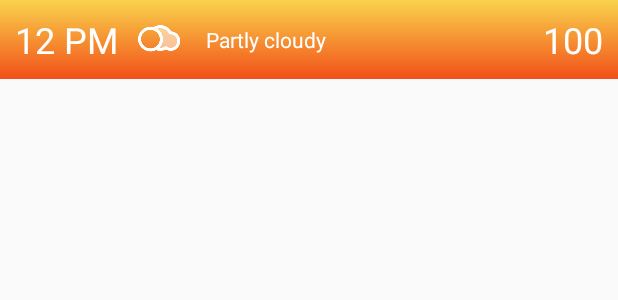
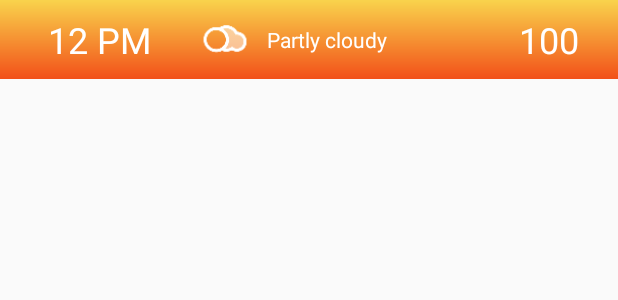
Before and after one commit to JaviMera/Stormy, an Android app: the layout hour_recycler_item.xml on its own in the app's theme, with its tools: preview values and no code run, on a phone screen of 412 x 824 dp. Shown: the top 300 px of the screen. Run offline under Robolectric (Android 15) with nearby library versions, the phone set to English and light mode, and no system bars.

Commit message:
Refactored hour recycler item layout into styles.

```diff
--- a/app/src/main/res/layout-land/day_recycler_item.xml
+++ b/app/src/main/res/layout-land/day_recycler_item.xml
@@ -25,7 +25,7 @@
             android:id="@+id/temperatureMaxTextView"
             android:layout_width="wrap_content"
             android:layout_height="wrap_content"
-            style="@style/LDayItemTemperatureView"
+            style="@style/LDayItemTemperature"
             tools:text="100"/>
 
         <ImageView
@@ -39,7 +39,7 @@
             android:id="@+id/temperatureMinTextView"
             android:layout_width="wrap_content"
             android:layout_height="wrap_content"
-            style="@style/LDayItemTemperatureView"
+            style="@style/LDayItemTemperature"
             tools:text="100"/>
 
     </LinearLayout>
--- a/app/src/main/res/layout/hour_recycler_item.xml
+++ b/app/src/main/res/layout/hour_recycler_item.xml
@@ -1,54 +1,42 @@
 <?xml version="1.0" encoding="utf-8"?>
-<RelativeLayout
+<LinearLayout
     xmlns:android="http://schemas.android.com/apk/res/android"
     xmlns:tools="http://schemas.android.com/tools"
     android:layout_width="match_parent"
     android:layout_height="wrap_content"
     android:padding="10dp"
+    android:orientation="horizontal"
     tools:background="@drawable/bg_gradient">
 
     <TextView
-        android:layout_width="80dp"
-        android:layout_height="wrap_content"
         android:id="@+id/timeTextView"
-        android:layout_centerVertical="true"
-        android:layout_alignParentLeft="true"
-        android:layout_alignParentStart="true"
-        android:textColor="#ffffffff"
-        android:textSize="24sp"
+        android:layout_width="0dp"
+        android:layout_height="match_parent"
+        android:layout_weight="2"
+        style="@style/PHourItemText"
         tools:text="12 PM"/>
 
     <ImageView
-        android:layout_width="wrap_content"
-        android:layout_height="wrap_content"
         android:id="@+id/iconImageView"
-        android:layout_centerVertical="true"
-        android:layout_toRightOf="@+id/timeTextView"
-        android:layout_toEndOf="@+id/timeTextView"
-        android:src="@drawable/partly_cloudy"/>
+        android:layout_width="0dp"
+        android:layout_height="match_parent"
+        android:layout_weight="1"
+        style="@style/PHourItemIcon"
+        tools:src="@drawable/partly_cloudy"/>
 
     <TextView
-        android:layout_width="wrap_content"
-        android:layout_height="wrap_content"
-        tools:text="100"
-        android:id="@+id/temperatureMaxTextView"
-        android:layout_alignParentTop="false"
-        android:layout_alignParentRight="true"
-        android:layout_alignParentEnd="true"
-        android:layout_centerVertical="true"
-        android:textColor="#ffffffff"
-        android:textSize="24sp"/>
+        android:id="@+id/summaryTextView"
+        android:layout_width="0dp"
+        android:layout_height="match_parent"
+        android:layout_weight="3"
+        style="@style/PHourSummaryText"
+        tools:text="Partly cloudy"/>
 
     <TextView
-        android:layout_width="wrap_content"
+        android:id="@+id/temperatureMaxTextView"
+        android:layout_width="0dp"
         android:layout_height="wrap_content"
-        android:id="@+id/summaryTextView"
-        android:layout_centerVertical="true"
-        android:layout_toRightOf="@+id/iconImageView"
-        android:layout_toEndOf="@+id/iconImageView"
-        android:textColor="#ffffffff"
-        android:layout_toLeftOf="@+id/temperatureMaxTextView"
-        android:paddingLeft="15dp"
-        android:paddingRight="15dp"
-        tools:text="Partly cloudy"/>
-</RelativeLayout>
+        android:layout_weight="1"
+        style="@style/PHourTemperature"
+        tools:text="100"/>
+</LinearLayout>
--- a/app/src/main/res/values/dimens.xml
+++ b/app/src/main/res/values/dimens.xml
@@ -18,4 +18,6 @@
     <dimen name="l_day_temp_text_size">15sp</dimen>
     <dimen name="recycler_item_size">200dp</dimen>
     <dimen name="recycler_item_pad">10dp</dimen>
+    <dimen name="p_hour_item_text_size">24sp</dimen>
+    <dimen name="p_hour_temp_text_size">24sp</dimen>
 </resources>
--- a/app/src/main/res/values/styles.xml
+++ b/app/src/main/res/values/styles.xml
@@ -130,7 +130,7 @@
         <item name="android:textSize">@dimen/p_day_text_size</item>
     </style>
 
-    <style name="LDayItemTemperatureView">
+    <style name="LDayItemTemperature">
         <item name="android:textSize">@dimen/l_day_temp_text_size</item>
         <item name="android:textColor">@color/white_color</item>
         <item name="android:layout_gravity">center</item>
@@ -141,4 +141,26 @@
         <item name="android:layout_gravity">center</item>
         <item name="android:scaleType">fitCenter</item>
     </style>
+
+    <!-- Hour recycler item views landscape -->
+
+    <style name="PHourItemText">
+        <item name="android:gravity">center</item>
+        <item name="android:textColor">@color/white_color</item>
+        <item name="android:textSize">@dimen/p_hour_item_text_size</item>
+    </style>
+
+    <style name="PHourItemIcon">
+        <item name="android:scaleType">fitCenter</item>
+    </style>
+
+    <style name="PHourSummaryText">
+        <item name="android:gravity">left|center</item>
+        <item name="android:textColor">@color/white_color</item>
+    </style>
+
+    <style name="PHourTemperature">
+        <item name="android:textColor">@color/white_color</item>
+        <item name="android:textSize">@dimen/p_hour_temp_text_size</item>
+    </style>
 </resources>
```
